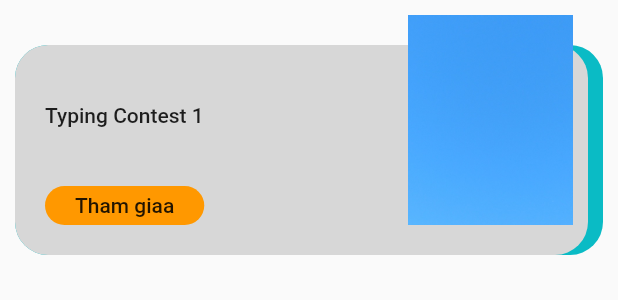
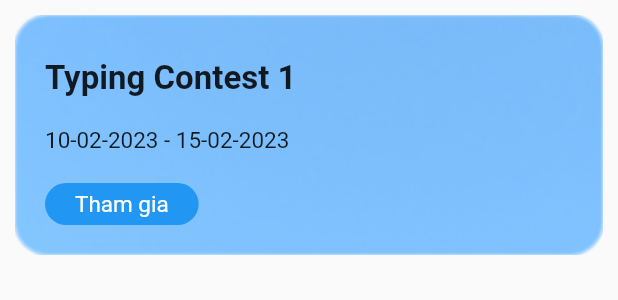
Before and after one commit to Nhat-An-GitOrganization/typing_contest_mobile, a Flutter app: the Round widget shown alone on an empty page, opened directly with sample values from the repository, on a phone screen of 412 x 824 dp. Shown: the top 300 px of the screen. Run offline on Flutter 3.47's test engine with Material 2 defaults, Android fonts, the light colour scheme and no system bars; our stand-ins replace awesome_dialog, curved_navigation_bar, firebase_auth, firebase_core, flutter_svg, font_awesome_flutter and 2 more; accounts and stored records are empty; network calls fail; Roboto replaces fonts that are missing (BeVietnamPro).

Commit message:
Modifi_List

```diff
--- a/lib/component/Round/list_round.dart
+++ b/lib/component/Round/list_round.dart
@@ -36,7 +36,10 @@ AppBar buildAppbar() {
   return AppBar(
     automaticallyImplyLeading: false,
     elevation: 0,
-    title: const Text('Contest'),
+    title: const Text(
+      'List Round',
+      style: TextStyle(fontWeight: FontWeight.bold, fontFamily: 'BeVietnamPro'),
+    ),
     centerTitle: false,
     leading: const BackButton(),
   );
--- a/lib/component/Round/round.dart
+++ b/lib/component/Round/round.dart
@@ -1,3 +1,5 @@
+import 'dart:ui';
+
 import 'package:flutter/material.dart';
 import 'package:typing_contest_mobile/component/RoundDetail/round_details.dart';
 import 'package:typing_contest_mobile/models/contest.dart';
@@ -28,66 +30,60 @@ class Round extends StatelessWidget {
         children: [
           // Background
           Container(
-            height: 140,
-            decoration: BoxDecoration(
-              borderRadius: BorderRadius.circular(22),
-              color: itemIndex.isEven
-                  ? const Color.fromARGB(255, 10, 187, 197)
-                  : const Color.fromARGB(255, 246, 168, 59),
-            ),
-            child: Container(
-              margin: const EdgeInsets.only(right: 10),
+              height: 160,
               decoration: BoxDecoration(
-                color: const Color.fromARGB(255, 215, 215, 215),
                 borderRadius: BorderRadius.circular(22),
+                image: DecorationImage(
+                  fit: BoxFit.cover,
+                  image: AssetImage(ct.image),
+                ),
               ),
-            ),
-          ),
-          // Contest
-          Positioned(
-            top: 0,
-            right: 0,
-            bottom: 20,
-            child: Container(
-              padding: const EdgeInsets.symmetric(horizontal: 20),
-              height: 120,
-              width: 150,
-              child: Image.asset(
-                ct.image,
-                fit: BoxFit.cover,
-              ),
-            ),
-          ),
+              child: ClipRect(
+                  child: BackdropFilter(
+                      filter: ImageFilter.blur(sigmaX: 1, sigmaY: 1),
+                      child: Container(
+                          decoration: BoxDecoration(
+                              borderRadius: BorderRadius.circular(22),
+                              color: isDarkMode
+                                  ? Colors.black.withOpacity(0.3)
+                                  : Colors.white.withOpacity(0.3)))))),
           // Info Contest
           Positioned(
             bottom: 0,
             left: 0,
             child: SizedBox(
-              height: 140,
-              width: size.width - 150,
+              height: 170,
+              width: size.width - 50,
               child: Column(
                 crossAxisAlignment: CrossAxisAlignment.start,
                 children: [
                   const Spacer(),
                   Padding(
-                    padding: const EdgeInsets.symmetric(horizontal: 20),
+                    padding: const EdgeInsets.only(left: 20, top: 20),
                     child: Text(
                       ct.title,
-                      style: isDarkMode
-                          ? Theme.of(context)
-                              .textTheme
-                              .labelLarge
-                              ?.copyWith(color: Colors.black)
-                          : Theme.of(context).textTheme.labelLarge,
+                      style: const TextStyle(
+                        fontSize: 22,
+                        fontWeight: FontWeight.bold,
+                        fontFamily: 'BeVietnamPro',
+                      ),
                     ),
                   ),
+                  const Spacer(),
+                  Padding(
+                      padding: const EdgeInsets.only(left: 20),
+                      child: Text(
+                        '${ct.dateStart} - ${ct.dateEnd}',
+                        style: const TextStyle(
+                            fontSize: 15, fontFamily: 'BeVietnamPro'),
+                      )),
                   const Spacer(),
                   GestureDetector(
                     onTap: () {
                       Navigator.push(
                         context,
                         MaterialPageRoute(
-                          builder: (context) =>  const DetailRound(
+                          builder: (context) => const DetailRound(
                             userId: 1,
                           ),
                         ),
@@ -100,20 +96,18 @@ class Round extends StatelessWidget {
                         vertical: 20 / 4,
                       ),
                       decoration: BoxDecoration(
-                        color: Colors.orange,
+                        color: Colors.blue,
                         borderRadius: BorderRadius.circular(20),
                       ),
-                      child: Text(
-                        'Tham giaa',
-                        style: isDarkMode
-                            ? Theme.of(context)
-                                .textTheme
-                                .labelLarge
-                                ?.copyWith(color: Colors.black)
-                            : Theme.of(context).textTheme.labelLarge,
+                      child: const Text(
+                        'Tham gia',
+                        style: TextStyle(
+                            color: Colors.white,
+                            fontSize: 15,
+                            fontFamily: 'BeVietnamPro'),
                       ),
                     ),
-                  )
+                  ),
                 ],
               ),
             ),
```
Also changed, not shown: lib/component/contest/contest_card.dart (+14 -15 lines).
